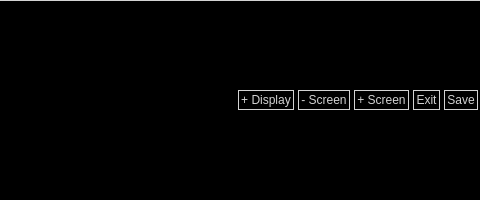
First picture: the form in deck/deck_config/deckconfigbar.ui, repository sunnibn/deck_ui, before the edit; both pictures show x 244 to 724 and y 0 to 200 of the 724 by 200 pixel window.
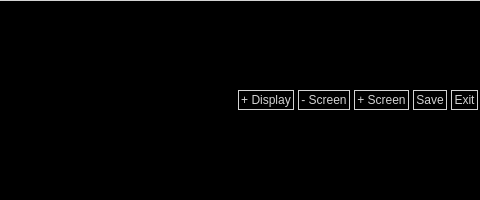
Second picture: the form after the edit.

```diff
--- a/deck/deck_config/deckconfigbar.ui
+++ b/deck/deck_config/deckconfigbar.ui
@@ -143,16 +143,16 @@
           </widget>
          </item>
          <item>
-          <widget class="QPushButton" name="exitBtn">
+          <widget class="QPushButton" name="saveBtn">
            <property name="text">
-            <string>Exit</string>
+            <string>Save</string>
            </property>
           </widget>
          </item>
          <item>
-          <widget class="QPushButton" name="saveBtn">
+          <widget class="QPushButton" name="exitBtn">
            <property name="text">
-            <string>Save</string>
+            <string>Exit</string>
            </property>
           </widget>
          </item>
```
